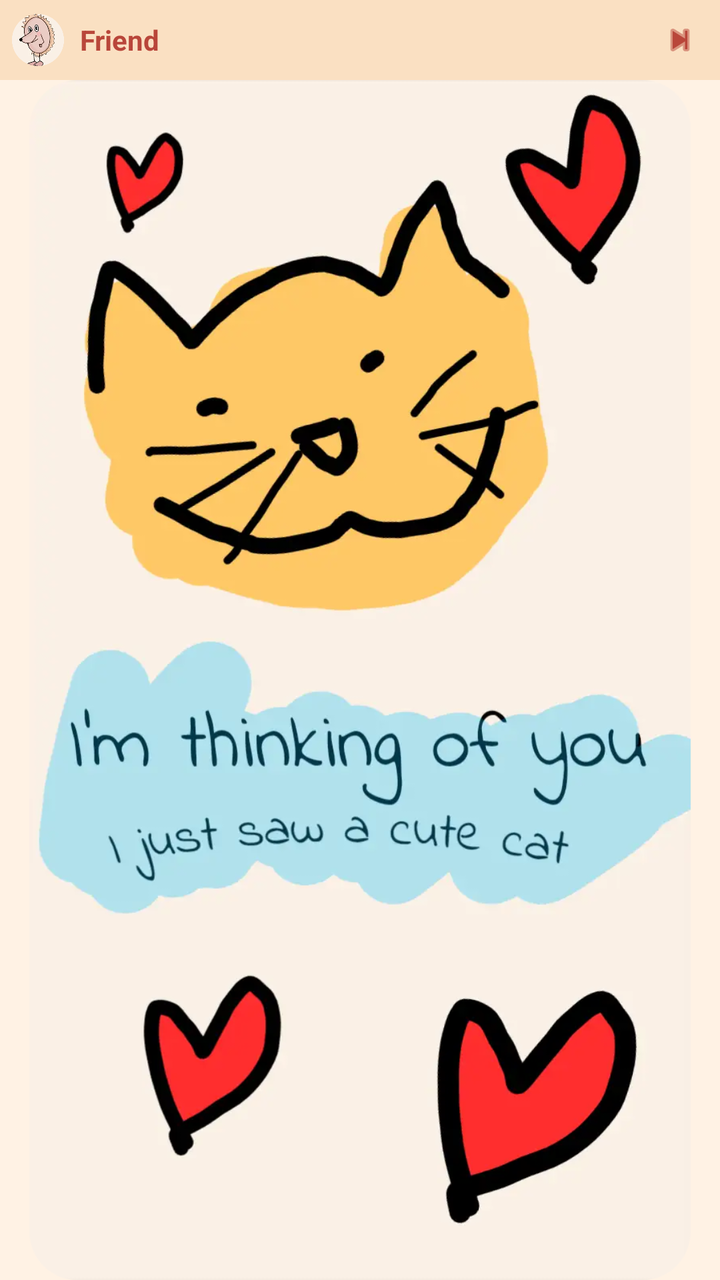
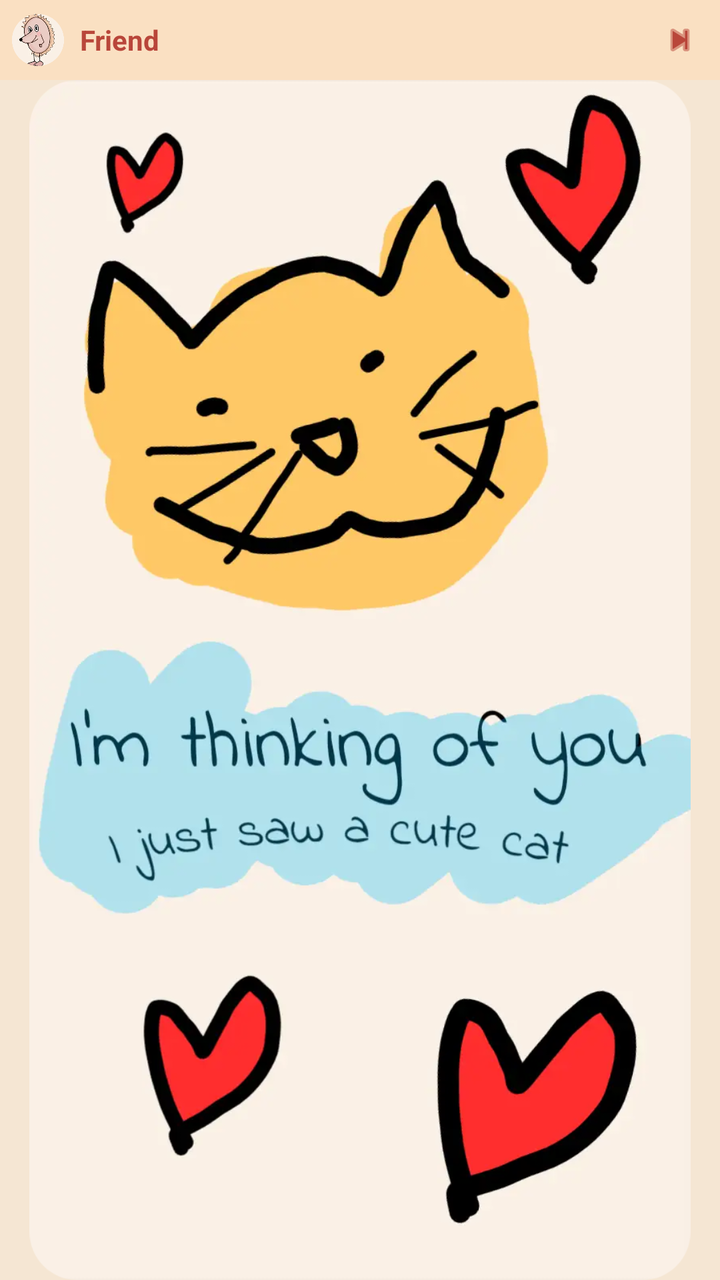

An Android layout rendered at two revisions. The XML below is the earlier revision; the diff shows what the commit changed to produce the second picture.
<!-- AndroidManifest.xml: application theme AppTheme -->
<!-- res/layout/widget_image.xml -->
<?xml version="1.0" encoding="utf-8"?>
<RelativeLayout xmlns:android="http://schemas.android.com/apk/res/android"
    xmlns:app="http://schemas.android.com/apk/res-auto"
    android:layout_width="match_parent"
    android:layout_height="match_parent"
    android:background="#FFF2E4">

    <RelativeLayout
        android:id="@+id/topRow"
        android:layout_width="match_parent"
        android:layout_height="wrap_content"
        android:layout_alignParentTop="true"
        android:padding="6dp"
        android:background="#FAE0C2">

        <LinearLayout
            android:layout_width="wrap_content"
            android:layout_height="wrap_content"
            android:layout_alignParentStart="true"
            android:layout_centerVertical="true"
            android:orientation="horizontal">

            <ImageView
                android:id="@+id/widget_image_avatar"
                android:layout_width="26dp"
                android:layout_height="26dp"
                android:src="@drawable/avatar" />

            <TextView
                android:id="@+id/widget_image_user"
                android:layout_width="wrap_content"
                android:layout_height="wrap_content"
                android:layout_gravity="center_vertical"
                android:layout_marginStart="8dp"
                android:text="Friend"
                android:textColor="#B9463A"
                android:textSize="14sp"
                android:textStyle="bold" />
        </LinearLayout>

        <ImageView
            android:id="@+id/widget_button_next"
            android:layout_width="28dp"
            android:layout_height="28dp"
            android:layout_alignParentEnd="true"
            android:layout_centerVertical="true"
            android:padding="4dp"
            android:src="@android:drawable/ic_media_next"
            android:tint="#B9463A" /> </RelativeLayout>

    <ImageView
        android:id="@+id/widget_image_drawing"
        android:layout_width="match_parent"
        android:layout_height="match_parent"
        android:layout_below="@id/topRow"
        android:contentDescription="Latest Sketchmate Drawing"
        android:src="@drawable/cat"
        app:srcCompat="@drawable/cat"
        android:scaleType="fitCenter" />

</RelativeLayout>
<!-- resources referenced by this layout -->
<resources>
  <!-- drawable avatar: png bitmap (drawable, 62404 bytes) -->
  <!-- drawable cat: png bitmap (drawable, 511873 bytes) -->
  <style name="AppTheme" parent="Theme.AppCompat.Light.DarkActionBar">
          
          <item name="colorPrimary">@color/colorPrimary</item>
          <item name="colorPrimaryDark">@color/colorPrimaryDark</item>
          <item name="colorAccent">@color/colorAccent</item>
      </style>
</resources>

<!-- the commit's change to res/layout/widget_image.xml (unified diff, before → after) -->
@@ -3,7 +3,7 @@
     xmlns:app="http://schemas.android.com/apk/res-auto"
     android:layout_width="match_parent"
     android:layout_height="match_parent"
-    android:background="#FFF2E4">
+    android:background="#F5E6D3">
 
     <RelativeLayout
         android:id="@+id/topRow"
